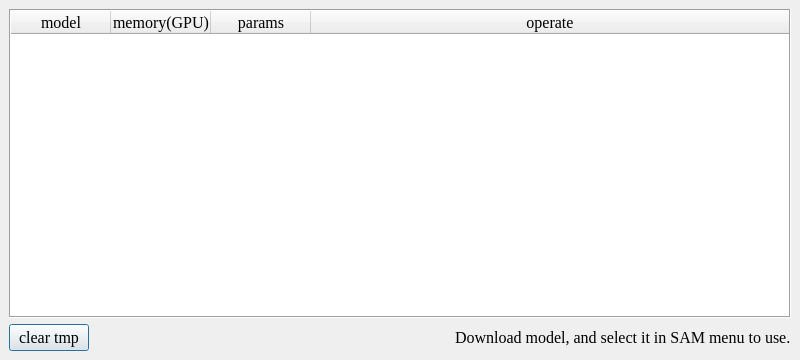
yatengLG/ISAT_with_segment_anything, file ISAT/ui/model_manager_dialog.ui: the form before one commit.
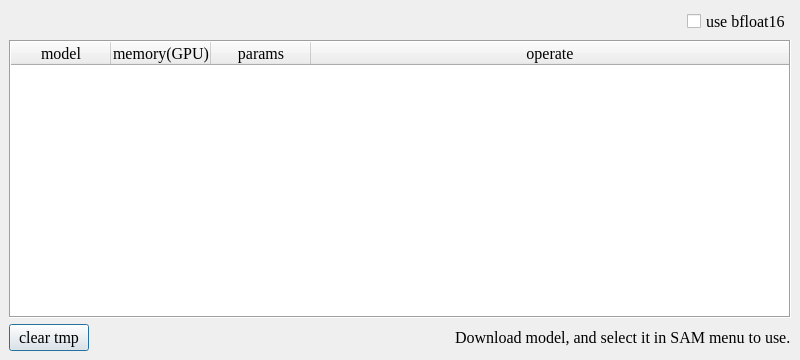
The form after the commit.

Commit message:
添加模型数据类型切换按钮
现在可以在模型管理界面，进行bfloat16/float32切换。

```diff
--- a/ISAT/ui/model_manager_dialog.ui
+++ b/ISAT/ui/model_manager_dialog.ui
@@ -32,6 +32,44 @@
    <property name="bottomMargin">
     <number>9</number>
    </property>
+   <item>
+    <widget class="QWidget" name="widget_2" native="true">
+     <layout class="QHBoxLayout" name="horizontalLayout_2">
+      <property name="leftMargin">
+       <number>0</number>
+      </property>
+      <property name="topMargin">
+       <number>0</number>
+      </property>
+      <property name="rightMargin">
+       <number>0</number>
+      </property>
+      <property name="bottomMargin">
+       <number>0</number>
+      </property>
+      <item>
+       <spacer name="horizontalSpacer_2">
+        <property name="orientation">
+         <enum>Qt::Horizontal</enum>
+        </property>
+        <property name="sizeHint" stdset="0">
+         <size>
+          <width>40</width>
+          <height>20</height>
+         </size>
+        </property>
+       </spacer>
+      </item>
+      <item>
+       <widget class="QCheckBox" name="checkBox_use_bfloat16">
+        <property name="text">
+         <string>use bfloat16</string>
+        </property>
+       </widget>
+      </item>
+     </layout>
+    </widget>
+   </item>
    <item>
     <widget class="QTableWidget" name="tableWidget">
      <property name="frameShape">
```
The commit also changes 5 other files.
